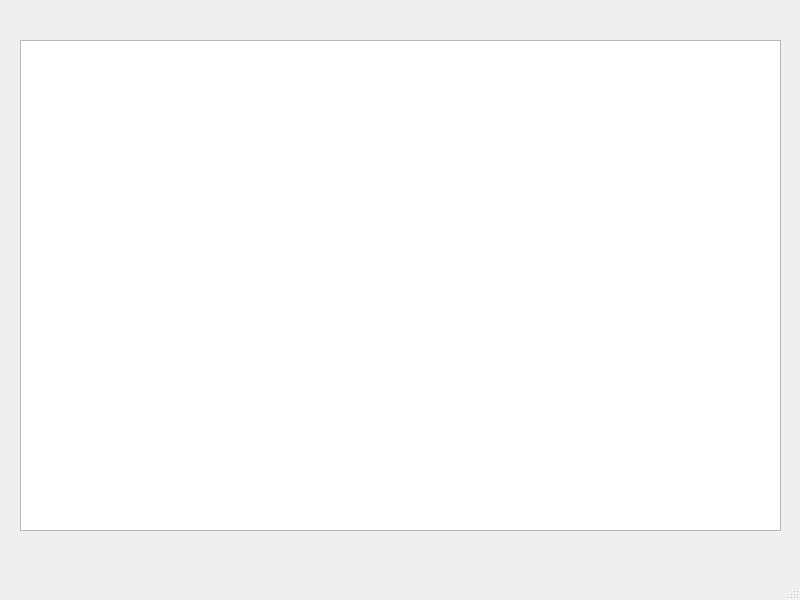
First picture: the form in orderlistwindow.ui, repository Yagiar/OrderManagementSystem, before the edit.
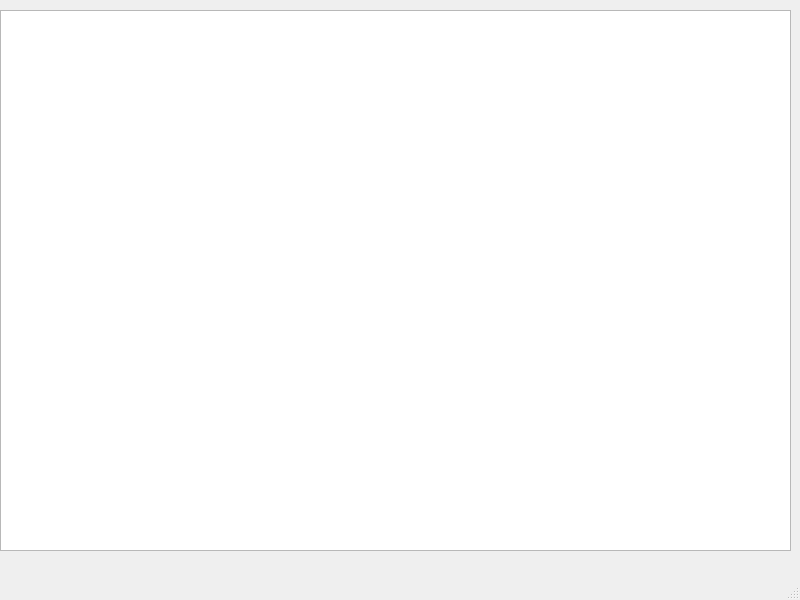
Second picture: the form after the edit.

What changed in the file:
```diff
--- a/orderlistwindow.ui
+++ b/orderlistwindow.ui
@@ -17,10 +17,10 @@
    <widget class="QTableView" name="tableView">
     <property name="geometry">
      <rect>
-      <x>20</x>
-      <y>40</y>
-      <width>761</width>
-      <height>491</height>
+      <x>0</x>
+      <y>10</y>
+      <width>791</width>
+      <height>541</height>
      </rect>
     </property>
    </widget>
```
